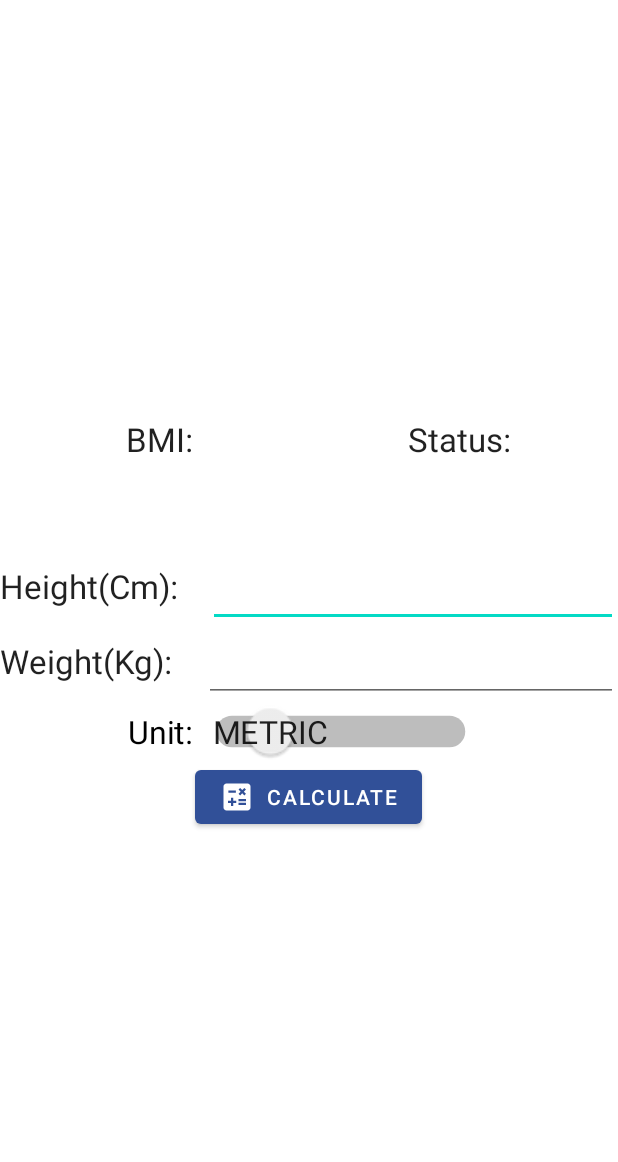
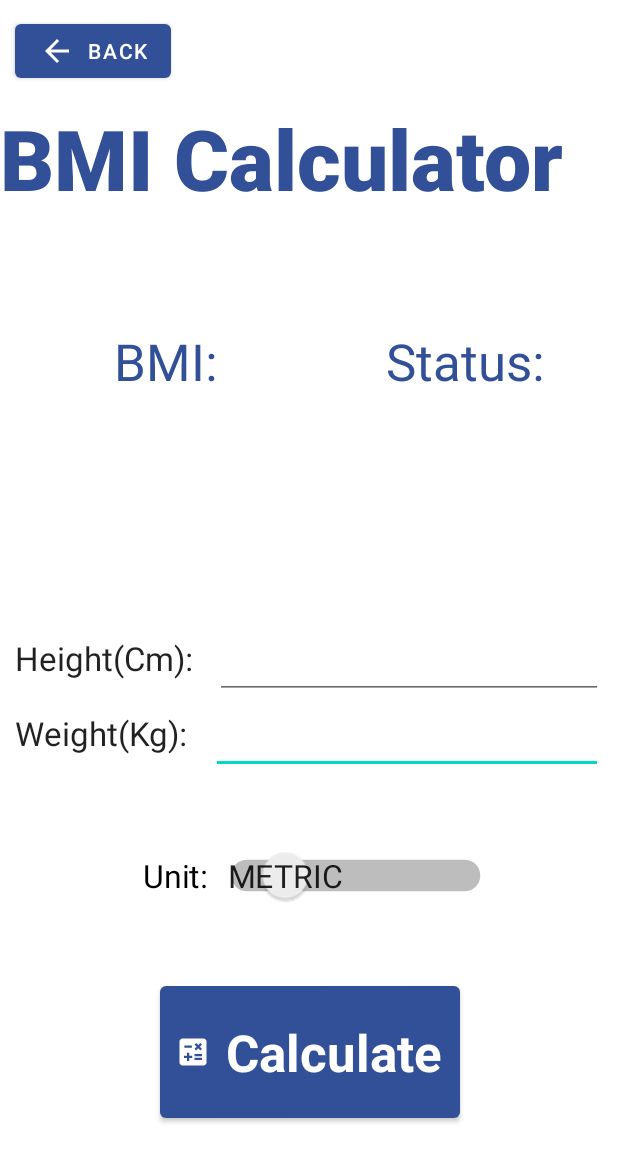
Before and after one commit to pigergast/HealthApp, an Android app: the BMICalculator screen opened directly, with no data from a screen before it, on a phone screen of 412 x 824 dp. Shown: the top 1162 px of the screen. Run offline under Robolectric (Android 15) with nearby library versions, the phone set to English and light mode, and no system bars.

Commit message:
fixed UI

```diff
--- a/app/src/main/java/com/example/healthapp/BMICalculator.java
+++ b/app/src/main/java/com/example/healthapp/BMICalculator.java
@@ -54,5 +54,14 @@ public class BMICalculator extends AppCompatActivity {
                 }
             }
         });
+
+        Button back = (Button) findViewById(R.id.backBtn);
+
+        back.setOnClickListener(new View.OnClickListener() {
+            @Override
+            public void onClick(View view) {
+                finish();
+            }
+        });
     }
 }
--- a/app/src/main/res/layout/activity_bmicalculator.xml
+++ b/app/src/main/res/layout/activity_bmicalculator.xml
@@ -7,17 +7,146 @@
     tools:context=".BMICalculator">
 
     <LinearLayout
+        android:id="@+id/linearLayout5"
         android:layout_width="match_parent"
-        android:layout_height="match_parent"
-        android:gravity="center"
+        android:layout_height="wrap_content"
         android:orientation="vertical"
-        tools:layout_editor_absoluteX="-16dp"
-        tools:layout_editor_absoluteY="-34dp">
+        app:layout_constraintStart_toStartOf="parent"
+        app:layout_constraintTop_toTopOf="parent">
+
+
+        <Button
+            android:id="@+id/backBtn"
+            android:layout_width="wrap_content"
+            android:layout_height="wrap_content"
+            android:layout_margin="10dp"
+            android:drawableLeft="@drawable/ic_baseline_arrow_back_24"
+            android:text="Back" />
+
+        <TextView
+            android:id="@+id/textView5"
+            android:layout_width="match_parent"
+            android:layout_height="wrap_content"
+            android:fontFamily="sans-serif-black"
+            android:text="BMI Calculator"
+            android:textAppearance="@style/TextAppearance.AppCompat.Display3"
+            android:textColor="@color/whiteblue" />
+
+    </LinearLayout>
+
+    <androidx.constraintlayout.widget.ConstraintLayout
+        android:layout_width="match_parent"
+        android:layout_height="wrap_content"
+        android:layout_marginStart="10dp"
+        android:layout_marginTop="50dp"
+        android:layout_marginEnd="10dp"
+        android:layout_marginBottom="50dp"
+        app:layout_constraintBottom_toBottomOf="parent"
+        app:layout_constraintEnd_toEndOf="parent"
+        app:layout_constraintStart_toStartOf="parent"
+        app:layout_constraintTop_toBottomOf="@+id/linearLayout5">
+
+        <Switch
+            android:id="@+id/switchUnit"
+            android:layout_width="wrap_content"
+            android:layout_height="wrap_content"
+            android:layout_marginStart="115dp"
+            android:layout_marginTop="48dp"
+            android:padding="10dp"
+            android:scaleX="1.5"
+            android:scaleY="1.5"
+            android:showText="true"
+            android:text="Unit:"
+            android:textOff="Metric"
+            android:textOn="Imperial"
+            app:layout_constraintStart_toStartOf="parent"
+            app:layout_constraintTop_toBottomOf="@+id/linearLayout4" />
+
+        <Button
+            android:id="@+id/calculate"
+            android:layout_width="200dp"
+            android:layout_height="100dp"
+            android:layout_marginStart="96dp"
+            android:layout_marginTop="48dp"
+            android:layout_marginEnd="95dp"
+            android:layout_marginBottom="50dp"
+            android:drawableLeft="@drawable/ic_baseline_calculate_24"
+            android:padding="10dp"
+            android:text="Calculate"
+            android:textAppearance="@style/TextAppearance.AppCompat.Display1"
+            android:textStyle="bold"
+            app:layout_constraintBottom_toBottomOf="parent"
+            app:layout_constraintEnd_toEndOf="parent"
+            app:layout_constraintStart_toStartOf="parent"
+            app:layout_constraintTop_toBottomOf="@+id/switchUnit"
+            app:layout_constraintVertical_bias="0.0" />
 
         <LinearLayout
+            android:id="@+id/linearLayout4"
+            android:layout_width="match_parent"
+            android:layout_height="50dp"
+            android:orientation="horizontal"
+            app:layout_constraintTop_toBottomOf="@+id/linearLayout3"
+            tools:layout_editor_absoluteX="10dp">
+
+            <TextView
+                android:id="@+id/weightText"
+                android:layout_width="wrap_content"
+                android:layout_height="wrap_content"
+                android:layout_weight="1"
+                android:text="Weight(Kg):"
+                android:textAppearance="@style/TextAppearance.AppCompat.Large" />
+
+            <EditText
+                android:id="@+id/weight"
+                android:layout_width="wrap_content"
+                android:layout_height="match_parent"
+                android:layout_weight="3"
+                android:ems="10"
+                android:inputType="number" />
+
+        </LinearLayout>
+
+        <LinearLayout
+            android:id="@+id/linearLayout3"
+            android:layout_width="match_parent"
+            android:layout_height="50dp"
+            android:layout_gravity="center"
+            android:layout_marginTop="100dp"
+            android:orientation="horizontal"
+            app:layout_constraintEnd_toEndOf="parent"
+            app:layout_constraintStart_toStartOf="parent"
+            app:layout_constraintTop_toBottomOf="@+id/linearLayout2">
+
+            <TextView
+                android:id="@+id/heightText"
+                android:layout_width="wrap_content"
+                android:layout_height="wrap_content"
+                android:layout_weight="1"
+                android:text="Height(Cm):"
+                android:textAppearance="@style/TextAppearance.AppCompat.Large" />
+
+            <EditText
+                android:id="@+id/height"
+                android:layout_width="wrap_content"
+                android:layout_height="match_parent"
+                android:layout_weight="3"
+                android:ems="10"
+                android:inputType="number" />
+
+        </LinearLayout>
+
+        <LinearLayout
+            android:id="@+id/linearLayout2"
             android:layout_width="wrap_content"
             android:layout_height="wrap_content"
-            android:orientation="horizontal">
+            android:layout_marginStart="10dp"
+            android:layout_marginTop="50dp"
+            android:layout_marginEnd="10dp"
+            android:orientation="horizontal"
+            app:layout_constraintEnd_toEndOf="parent"
+            app:layout_constraintStart_toStartOf="parent"
+            app:layout_constraintTop_toTopOf="parent">
 
             <LinearLayout
                 android:layout_width="match_parent"
@@ -31,7 +160,8 @@
                     android:foregroundGravity="center"
                     android:gravity="center"
                     android:text="BMI:"
-                    android:textAppearance="@style/TextAppearance.AppCompat.Large" />
+                    android:textAppearance="@style/TextAppearance.AppCompat.Display1"
+                    android:textColor="@color/whiteblue" />
 
                 <TextView
                     android:id="@+id/BMI"
@@ -54,7 +184,8 @@
                     android:foregroundGravity="center"
                     android:gravity="center"
                     android:text="Status:"
-                    android:textAppearance="@style/TextAppearance.AppCompat.Large" />
+                    android:textAppearance="@style/TextAppearance.AppCompat.Display1"
+                    android:textColor="@color/whiteblue" />
 
                 <TextView
                     android:id="@+id/Status"
@@ -65,73 +196,6 @@
                     android:textAppearance="@style/TextAppearance.AppCompat.Large" />
             </LinearLayout>
         </LinearLayout>
-
-        <LinearLayout
-            android:layout_width="match_parent"
-            android:layout_height="50dp"
-            android:layout_gravity="center"
-            android:orientation="horizontal">
-
-            <TextView
-                android:id="@+id/heightText"
-                android:layout_width="wrap_content"
-                android:layout_height="wrap_content"
-                android:layout_weight="1"
-                android:text="Height(Cm):"
-                android:textAppearance="@style/TextAppearance.AppCompat.Large" />
-
-            <EditText
-                android:id="@+id/height"
-                android:layout_width="wrap_content"
-                android:layout_height="match_parent"
-                android:layout_weight="3"
-                android:ems="10"
-                android:inputType="number" />
-
-        </LinearLayout>
-
-        <LinearLayout
-            android:layout_width="match_parent"
-            android:layout_height="50dp"
-            android:orientation="horizontal">
-
-            <TextView
-                android:id="@+id/weightText"
-                android:layout_width="wrap_content"
-                android:layout_height="wrap_content"
-                android:layout_weight="1"
-                android:text="Weight(Kg):"
-                android:textAppearance="@style/TextAppearance.AppCompat.Large" />
-
-            <EditText
-                android:id="@+id/weight"
-                android:layout_width="wrap_content"
-                android:layout_height="match_parent"
-                android:layout_weight="3"
-                android:ems="10"
-                android:inputType="number" />
-
-        </LinearLayout>
-
-        <Switch
-            android:id="@+id/switchUnit"
-            android:layout_width="wrap_content"
-            android:layout_height="wrap_content"
-            android:padding="10dp"
-            android:scaleX="1.5"
-            android:scaleY="1.5"
-            android:showText="true"
-            android:text="Unit:"
-            android:textOff="Metric"
-            android:textOn="Imperial" />
-
-        <Button
-            android:id="@+id/calculate"
-            android:layout_width="wrap_content"
-            android:layout_height="wrap_content"
-            android:drawableLeft="@drawable/ic_baseline_calculate_24"
-            android:text="Calculate" />
-
-    </LinearLayout>
+    </androidx.constraintlayout.widget.ConstraintLayout>
 
 </androidx.constraintlayout.widget.ConstraintLayout>
--- a/app/src/main/res/layout/activity_excercises.xml
+++ b/app/src/main/res/layout/activity_excercises.xml
@@ -16,6 +16,7 @@
               android:id="@+id/backButton"
               android:layout_width="wrap_content"
               android:layout_height="wrap_content"
+              android:layout_margin="10dp"
               android:drawableLeft="@drawable/ic_baseline_arrow_back_24"
               android:text="Back" />
 
@@ -24,7 +25,7 @@
               android:layout_width="match_parent"
               android:layout_height="wrap_content"
               android:fontFamily="sans-serif-black"
-              android:text="🏋️‍♂️️Excercises:"
+              android:text="📖️️Excercises:"
               android:textAppearance="@style/TextAppearance.AppCompat.Display3"
               android:textColor="@color/whiteblue" />
 
```
Also changed, not shown: app/src/main/res/layout/activity_main.xml (+48 -14 lines), app/src/main/res/drawable/rmit_logo.jpg (added).
